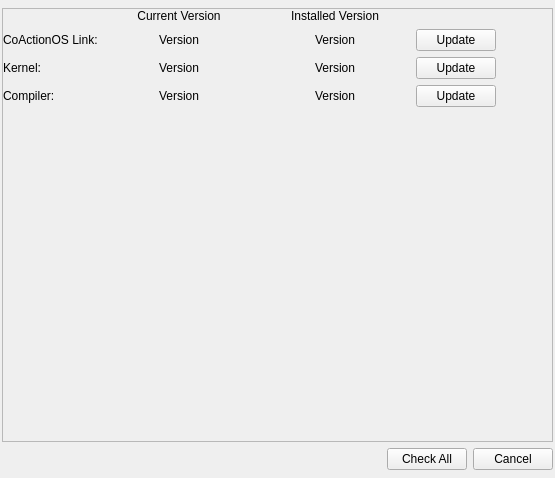
CoActionOS/CoActionOS-Desktop, file CoActionOS-Link/CAOS-Link/Updater.ui: the form before one commit.
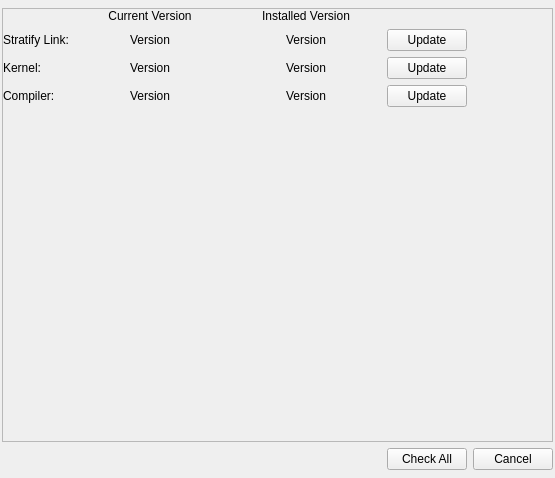
The form after the commit.

Commit message: Changed name to Stratify Link for 1.6.3

Diff of the .ui file:
```diff
--- a/CoActionOS-Link/CAOS-Link/Updater.ui
+++ b/CoActionOS-Link/CAOS-Link/Updater.ui
@@ -115,7 +115,7 @@
          <item row="1" column="0">
           <widget class="QLabel" name="linkLabel">
            <property name="text">
-            <string>CoActionOS Link:</string>
+            <string>Stratify Link:</string>
            </property>
           </widget>
          </item>
```
Left out of the diff: 11 changed lines with no effect on the pictures. The commit also changes 5 other files.
